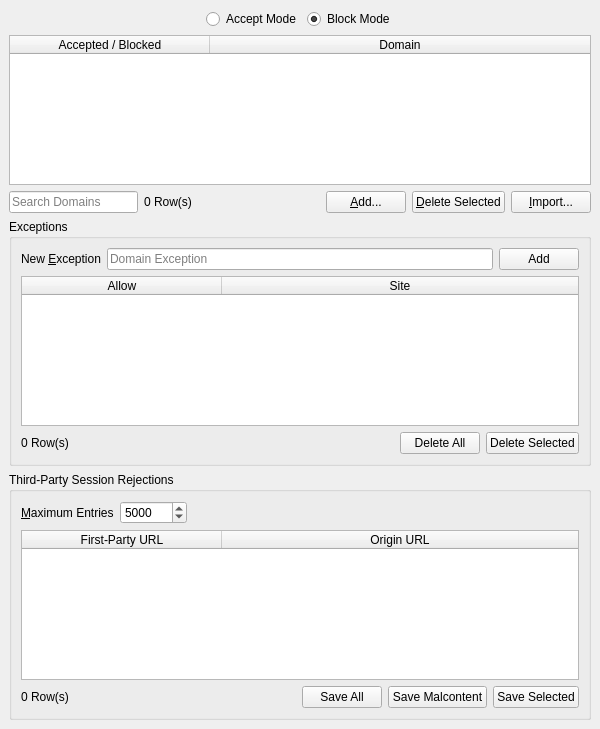
The window that UI/dooble_accepted_or_blocked_domains.ui (textbrowser/dooble) describes before a commit, drawn with Qt 5.
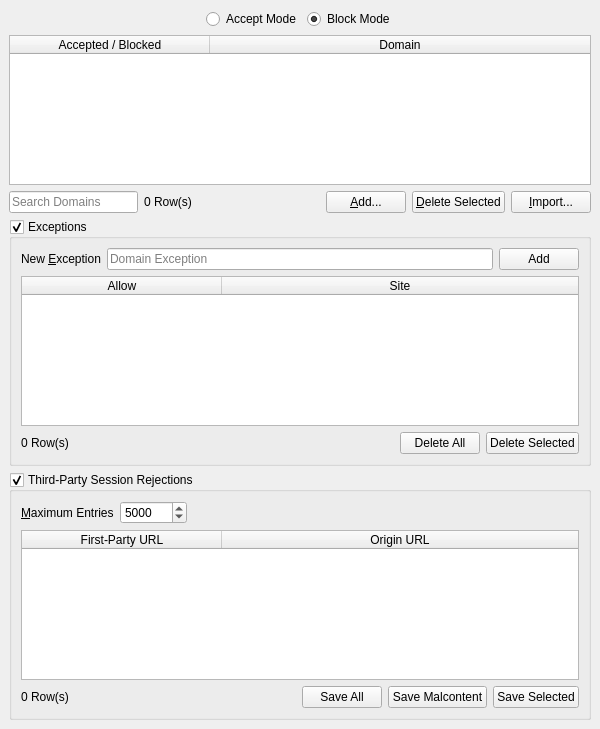
The same window after the commit. Icons and pictures are not drawn. Custom widgets are drawn as their Qt base class.

The edit to the form file:
```diff
--- a/UI/dooble_accepted_or_blocked_domains.ui
+++ b/UI/dooble_accepted_or_blocked_domains.ui
@@ -182,6 +182,9 @@
       <property name="title">
        <string>Exceptions</string>
       </property>
+      <property name="checkable">
+       <bool>true</bool>
+      </property>
       <layout class="QVBoxLayout" name="verticalLayout_15">
        <item>
         <layout class="QHBoxLayout" name="horizontalLayout_14">
@@ -313,6 +316,9 @@
       <property name="title">
        <string>Third-Party Session Rejections</string>
       </property>
+      <property name="checkable">
+       <bool>true</bool>
+      </property>
       <layout class="QVBoxLayout" name="verticalLayout_2">
        <item>
         <layout class="QHBoxLayout" name="horizontalLayout_4">
```
